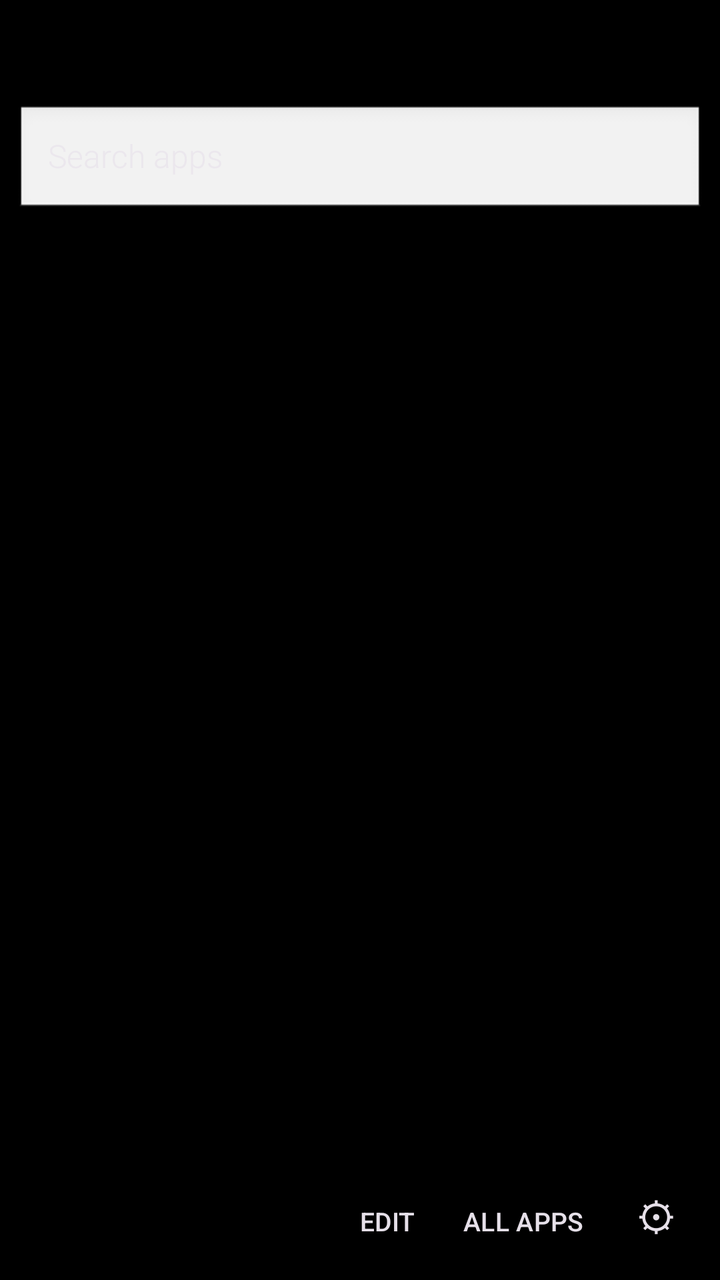
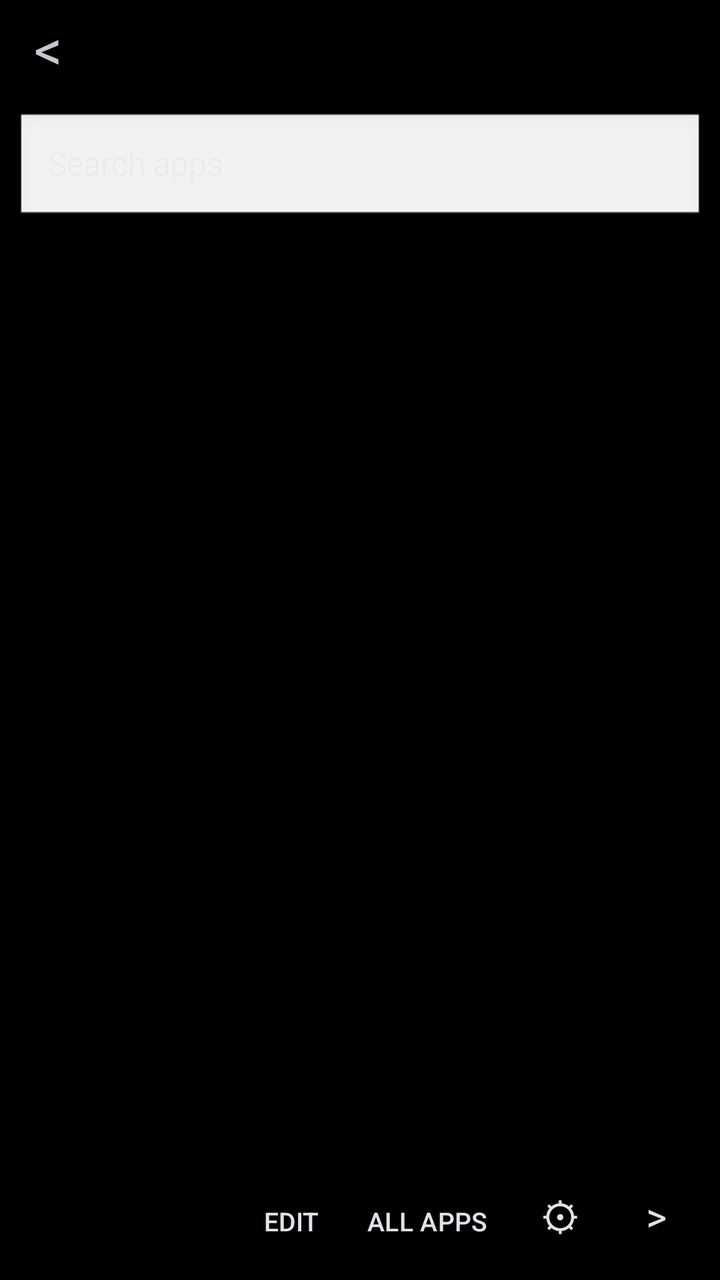

Screens rendered from an Android XML layout before and after an edit, with the pre-edit source and the edit as a unified diff.
<!-- AndroidManifest.xml: application theme Theme.Win10.Dark -->
<!-- res/layout/activity_main.xml -->
<?xml version="1.0" encoding="utf-8"?>
<FrameLayout xmlns:android="http://schemas.android.com/apk/res/android"
    android:id="@+id/root"
    android:layout_width="match_parent"
    android:layout_height="match_parent"
    android:clipChildren="true">

    
    <FrameLayout
        android:id="@+id/pager"
        android:layout_width="match_parent"
        android:layout_height="match_parent"
        android:clipChildren="false">

        <FrameLayout
            android:id="@+id/startPage"
            android:layout_width="match_parent"
            android:layout_height="match_parent"
            android:clipChildren="false">

            <androidx.recyclerview.widget.RecyclerView
                android:id="@+id/tileGrid"
                android:layout_width="match_parent"
                android:layout_height="match_parent"
                android:clipChildren="false"
                android:clipToPadding="false"
                android:paddingStart="8dp"
                android:paddingTop="8dp"
                android:paddingEnd="8dp"
                android:paddingBottom="72dp"
                android:scrollbars="vertical" />

            <TextView
                android:id="@+id/editBanner"
                android:layout_width="match_parent"
                android:layout_height="wrap_content"
                android:layout_gravity="top"
                android:fontFamily="sans-serif-light"
                android:paddingStart="16dp"
                android:paddingTop="10dp"
                android:paddingEnd="16dp"
                android:paddingBottom="8dp"
                android:text="Drag tiles to move. Tap a tile to resize or unpin."
                android:textSize="14sp"
                android:visibility="gone" />

            <LinearLayout
                android:id="@+id/dock"
                android:layout_width="wrap_content"
                android:layout_height="wrap_content"
                android:layout_gravity="bottom|end"
                android:orientation="horizontal"
                android:padding="8dp">

                <Button
                    android:id="@+id/editBtn"
                    style="?attr/borderlessButtonStyle"
                    android:layout_width="wrap_content"
                    android:layout_height="48dp"
                    android:minWidth="48dp"
                    android:text="EDIT"
                    android:textColor="?android:attr/textColorPrimary"
                    android:textSize="13sp" />

                <Button
                    android:id="@+id/allAppsBtn"
                    style="?attr/borderlessButtonStyle"
                    android:layout_width="wrap_content"
                    android:layout_height="48dp"
                    android:minWidth="48dp"
                    android:text="ALL APPS"
                    android:textColor="?android:attr/textColorPrimary"
                    android:textSize="13sp" />

                <Button
                    android:id="@+id/settingsBtn"
                    style="?attr/borderlessButtonStyle"
                    android:layout_width="48dp"
                    android:layout_height="48dp"
                    android:text="⚙"
                    android:textColor="?android:attr/textColorPrimary"
                    android:textSize="20sp" />
            </LinearLayout>
        </FrameLayout>

        <include
            android:id="@+id/allAppsPage"
            layout="@layout/activity_all_apps"
            android:layout_width="match_parent"
            android:layout_height="match_parent" />
    </FrameLayout>
</FrameLayout>
<!-- res/layout/activity_all_apps.xml (included above) -->
<?xml version="1.0" encoding="utf-8"?>
<LinearLayout xmlns:android="http://schemas.android.com/apk/res/android"
    android:id="@+id/root"
    android:layout_width="match_parent"
    android:layout_height="match_parent"
    android:orientation="vertical">

    <TextView
        android:id="@+id/titleBar"
        android:layout_width="match_parent"
        android:layout_height="wrap_content"
        android:layout_marginStart="16dp"
        android:layout_marginTop="12dp"
        android:fontFamily="sans-serif-light"
        android:textSize="24sp" />

    <EditText
        android:id="@+id/searchBox"
        android:layout_width="match_parent"
        android:layout_height="56dp"
        android:layout_margin="8dp"
        android:background="@android:drawable/edit_text"
        android:fontFamily="sans-serif-light"
        android:hint="Search apps"
        android:imeOptions="actionSearch"
        android:inputType="text"
        android:paddingStart="16dp"
        android:paddingEnd="16dp"
        android:singleLine="true"
        android:textSize="16sp" />

    <androidx.recyclerview.widget.RecyclerView
        android:id="@+id/appsList"
        android:layout_width="match_parent"
        android:layout_height="0dp"
        android:layout_weight="1"
        android:clipChildren="false"
        android:clipToPadding="false"
        android:paddingBottom="16dp"
        android:scrollbars="vertical" />
</LinearLayout>
<!-- resources referenced by this layout -->
<resources>
  <style name="Theme.Win10.Dark" parent="Theme.Material3.Dark.NoActionBar">
          <item name="android:windowBackground">@color/wp_black</item>
          <item name="android:statusBarColor">@color/wp_black</item>
          <item name="android:navigationBarColor">@color/wp_black</item>
          <item name="android:windowDrawsSystemBarBackgrounds">true</item>
          <item name="android:windowLightStatusBar">false</item>
          <item name="android:windowLightNavigationBar">false</item>
          <item name="android:windowAnimationStyle">@style/Anim.Instant</item>
          <item name="android:windowDisablePreview">true</item>
      </style>
  <color name="wp_black">#FF000000</color>
  <style name="Anim.Instant" parent="@android:style/Animation">
          <item name="android:windowEnterAnimation">@anim/none</item>
          <item name="android:windowExitAnimation">@anim/none</item>
          <item name="android:activityOpenEnterAnimation">@anim/none</item>
          <item name="android:activityOpenExitAnimation">@anim/none</item>
          <item name="android:activityCloseEnterAnimation">@anim/none</item>
          <item name="android:activityCloseExitAnimation">@anim/none</item>
      </style>
</resources>

<!-- the commit's change to res/layout/activity_main.xml (unified diff, before → after) -->
@@ -80,6 +80,16 @@
                     android:text="⚙"
                     android:textColor="?android:attr/textColorPrimary"
                     android:textSize="20sp" />
+
+                <TextView
+                    android:id="@+id/startArrow"
+                    android:layout_width="48dp"
+                    android:layout_height="48dp"
+                    android:contentDescription="Open All Apps"
+                    android:gravity="center"
+                    android:text=">"
+                    android:textColor="?android:attr/textColorPrimary"
+                    android:textSize="20sp" />
             </LinearLayout>
         </FrameLayout>
 
@@ -98,14 +108,30 @@
     android:layout_height="match_parent"
     android:orientation="vertical">
 
-    <TextView
-        android:id="@+id/titleBar"
+    <LinearLayout
         android:layout_width="match_parent"
         android:layout_height="wrap_content"
-        android:layout_marginStart="16dp"
-        android:layout_marginTop="12dp"
-        android:fontFamily="sans-serif-light"
-        android:textSize="24sp" />
+        android:orientation="horizontal">
+
+        <TextView
+            android:id="@+id/backArrow"
+            android:layout_width="48dp"
+            android:layout_height="48dp"
+            android:contentDescription="Back to Start"
+            android:gravity="center"
+            android:text="&lt;"
+            android:textSize="28sp" />
+
+        <TextView
+            android:id="@+id/titleBar"
+            android:layout_width="0dp"
+            android:layout_height="wrap_content"
+            android:layout_gravity="center_vertical"
+            android:layout_marginTop="12dp"
+            android:layout_weight="1"
+            android:fontFamily="sans-serif-light"
+            android:textSize="24sp" />
+    </LinearLayout>
 
     <EditText
         android:id="@+id/searchBox"
@@ -129,6 +155,7 @@
         android:layout_weight="1"
         android:clipChildren="false"
         android:clipToPadding="false"
+        android:paddingStart="16dp"
         android:paddingBottom="16dp"
         android:scrollbars="vertical" />
 </LinearLayout>
